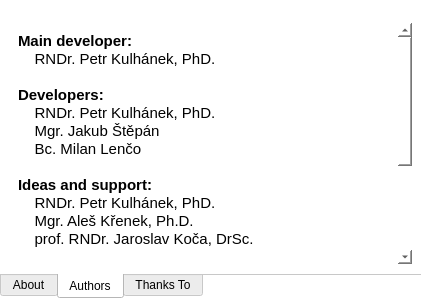
First picture: the form in src/lib/NemesisCore/windows/AboutWindow.ui, repository kulhanek/nemesis-vtk, before the edit.
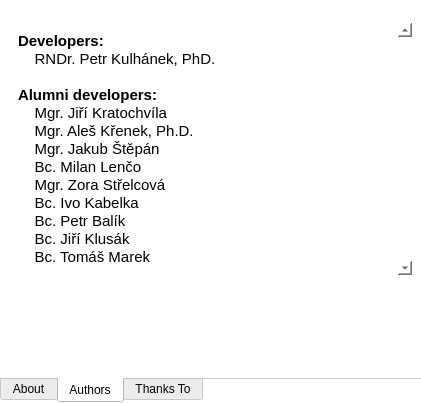
Second picture: the form after the edit. The open tabs and pages were chosen to show the change. Icons and pictures are not drawn.

Commit message: version added to about window

What changed in the file:
```diff
--- a/src/lib/NemesisCore/windows/AboutWindow.ui
+++ b/src/lib/NemesisCore/windows/AboutWindow.ui
@@ -7,7 +7,7 @@
     <x>0</x>
     <y>0</y>
     <width>421</width>
-    <height>299</height>
+    <height>403</height>
    </rect>
   </property>
   <property name="sizePolicy">
@@ -131,8 +131,8 @@
            <rect>
             <x>0</x>
             <y>0</y>
-            <width>387</width>
-            <height>375</height>
+            <width>390</width>
+            <height>239</height>
            </rect>
           </property>
           <layout class="QVBoxLayout" name="verticalLayout_5">
@@ -143,27 +143,19 @@
 &lt;html&gt;&lt;head&gt;&lt;meta name=&quot;qrichtext&quot; content=&quot;1&quot; /&gt;&lt;style type=&quot;text/css&quot;&gt;
 p, li { white-space: pre-wrap; }
 &lt;/style&gt;&lt;/head&gt;&lt;body style=&quot; font-family:'Ubuntu'; font-size:11pt; font-weight:400; font-style:normal;&quot;&gt;
-&lt;p style=&quot; margin-top:0px; margin-bottom:0px; margin-left:0px; margin-right:0px; -qt-block-indent:0; text-indent:0px;&quot;&gt;&lt;span style=&quot; font-weight:600;&quot;&gt;Main developer:&lt;/span&gt;&lt;/p&gt;
-&lt;p style=&quot; margin-top:0px; margin-bottom:0px; margin-left:0px; margin-right:0px; -qt-block-indent:0; text-indent:0px;&quot;&gt;    RNDr. Petr Kulhánek, PhD.&lt;/p&gt;
-&lt;p style=&quot;-qt-paragraph-type:empty; margin-top:0px; margin-bottom:0px; margin-left:0px; margin-right:0px; -qt-block-indent:0; text-indent:0px;&quot;&gt;&lt;br /&gt;&lt;/p&gt;
 &lt;p style=&quot; margin-top:0px; margin-bottom:0px; margin-left:0px; margin-right:0px; -qt-block-indent:0; text-indent:0px;&quot;&gt;&lt;span style=&quot; font-weight:600;&quot;&gt;Developers:&lt;/span&gt;&lt;/p&gt;
 &lt;p style=&quot; margin-top:0px; margin-bottom:0px; margin-left:0px; margin-right:0px; -qt-block-indent:0; text-indent:0px;&quot;&gt;    RNDr. Petr Kulhánek, PhD.&lt;/p&gt;
+&lt;p style=&quot;-qt-paragraph-type:empty; margin-top:0px; margin-bottom:0px; margin-left:0px; margin-right:0px; -qt-block-indent:0; text-indent:0px;&quot;&gt;&lt;br /&gt;&lt;/p&gt;
+&lt;p style=&quot; margin-top:0px; margin-bottom:0px; margin-left:0px; margin-right:0px; -qt-block-indent:0; text-indent:0px;&quot;&gt;&lt;span style=&quot; font-weight:600;&quot;&gt;Alumni developers:&lt;/span&gt;&lt;/p&gt;
+&lt;p style=&quot; margin-top:0px; margin-bottom:0px; margin-left:0px; margin-right:0px; -qt-block-indent:0; text-indent:0px;&quot;&gt;    Mgr. Jiří Kratochvíla&lt;/p&gt;
+&lt;p style=&quot; margin-top:0px; margin-bottom:0px; margin-left:0px; margin-right:0px; -qt-block-indent:0; text-indent:0px;&quot;&gt;    Mgr. Aleš Křenek, Ph.D.	&lt;/p&gt;
 &lt;p style=&quot; margin-top:0px; margin-bottom:0px; margin-left:0px; margin-right:0px; -qt-block-indent:0; text-indent:0px;&quot;&gt;    Mgr. Jakub Štěpán&lt;/p&gt;
 &lt;p style=&quot; margin-top:0px; margin-bottom:0px; margin-left:0px; margin-right:0px; -qt-block-indent:0; text-indent:0px;&quot;&gt;    Bc. Milan Lenčo&lt;/p&gt;
-&lt;p style=&quot;-qt-paragraph-type:empty; margin-top:0px; margin-bottom:0px; margin-left:0px; margin-right:0px; -qt-block-indent:0; text-indent:0px;&quot;&gt;&lt;br /&gt;&lt;/p&gt;
-&lt;p style=&quot; margin-top:0px; margin-bottom:0px; margin-left:0px; margin-right:0px; -qt-block-indent:0; text-indent:0px;&quot;&gt;&lt;span style=&quot; font-weight:600;&quot;&gt;Ideas and support:&lt;/span&gt;&lt;/p&gt;
-&lt;p style=&quot; margin-top:0px; margin-bottom:0px; margin-left:0px; margin-right:0px; -qt-block-indent:0; text-indent:0px;&quot;&gt;    RNDr. Petr Kulhánek, PhD. &lt;/p&gt;
-&lt;p style=&quot; margin-top:0px; margin-bottom:0px; margin-left:0px; margin-right:0px; -qt-block-indent:0; text-indent:0px;&quot;&gt;    Mgr. Aleš Křenek, Ph.D.&lt;/p&gt;
-&lt;p style=&quot; margin-top:0px; margin-bottom:0px; margin-left:0px; margin-right:0px; -qt-block-indent:0; text-indent:0px;&quot;&gt;    prof. RNDr. Jaroslav Koča, DrSc.&lt;/p&gt;
-&lt;p style=&quot;-qt-paragraph-type:empty; margin-top:0px; margin-bottom:0px; margin-left:0px; margin-right:0px; -qt-block-indent:0; text-indent:0px;&quot;&gt;&lt;br /&gt;&lt;/p&gt;
-&lt;p style=&quot; margin-top:0px; margin-bottom:0px; margin-left:0px; margin-right:0px; -qt-block-indent:0; text-indent:0px;&quot;&gt;&lt;span style=&quot; font-weight:600;&quot;&gt;Testers:&lt;/span&gt;&lt;/p&gt;
 &lt;p style=&quot; margin-top:0px; margin-bottom:0px; margin-left:0px; margin-right:0px; -qt-block-indent:0; text-indent:0px;&quot;&gt;    Mgr. Zora Střelcová&lt;/p&gt;
 &lt;p style=&quot; margin-top:0px; margin-bottom:0px; margin-left:0px; margin-right:0px; -qt-block-indent:0; text-indent:0px;&quot;&gt;    Bc. Ivo Kabelka&lt;/p&gt;
-&lt;p style=&quot;-qt-paragraph-type:empty; margin-top:0px; margin-bottom:0px; margin-left:0px; margin-right:0px; -qt-block-indent:0; text-indent:0px;&quot;&gt;&lt;br /&gt;&lt;/p&gt;
-&lt;p style=&quot; margin-top:0px; margin-bottom:0px; margin-left:0px; margin-right:0px; -qt-block-indent:0; text-indent:0px;&quot;&gt;&lt;span style=&quot; font-weight:600;&quot;&gt;Alumni developers:&lt;/span&gt;&lt;/p&gt;
-&lt;p style=&quot; margin-top:0px; margin-bottom:0px; margin-left:0px; margin-right:0px; -qt-block-indent:0; text-indent:0px;&quot;&gt;    Bc. Petr Balík (2010-2011)&lt;/p&gt;
-&lt;p style=&quot; margin-top:0px; margin-bottom:0px; margin-left:0px; margin-right:0px; -qt-block-indent:0; text-indent:0px;&quot;&gt;    Bc. Jiří Klusák (2011)&lt;/p&gt;
-&lt;p style=&quot; margin-top:0px; margin-bottom:0px; margin-left:0px; margin-right:0px; -qt-block-indent:0; text-indent:0px;&quot;&gt;    Bc. Tomáš Marek (2011)&lt;/p&gt;&lt;/body&gt;&lt;/html&gt;</string>
+&lt;p style=&quot; margin-top:0px; margin-bottom:0px; margin-left:0px; margin-right:0px; -qt-block-indent:0; text-indent:0px;&quot;&gt;    Bc. Petr Balík&lt;/p&gt;
+&lt;p style=&quot; margin-top:0px; margin-bottom:0px; margin-left:0px; margin-right:0px; -qt-block-indent:0; text-indent:0px;&quot;&gt;    Bc. Jiří Klusák&lt;/p&gt;
+&lt;p style=&quot; margin-top:0px; margin-bottom:0px; margin-left:0px; margin-right:0px; -qt-block-indent:0; text-indent:0px;&quot;&gt;    Bc. Tomáš Marek&lt;/p&gt;&lt;/body&gt;&lt;/html&gt;</string>
              </property>
             </widget>
            </item>
```
Left out of the diff: 31 changed lines with no effect on the pictures. The commit also changes 4 other files.
